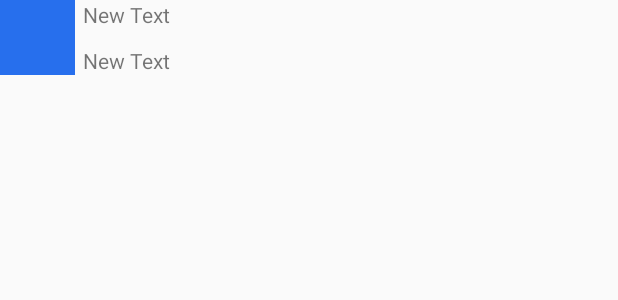
After one commit to alberto-campos/hw3-twitterAndroid, an Android app: the layout item_tweet.xml on its own in the app's theme, with its tools: preview values and no code run, on a phone screen of 412 x 824 dp. The commit adds this screen. Shown: the top 300 px of the screen. Run offline under Robolectric (Android 15) with nearby library versions, the phone set to English and light mode, and no system bars.

Commit message:
Adding ArrayAdapter

```diff
--- a/app/src/main/java/com/codepath/apps/restclienttemplate/adapters/TweetsArrayAdapter.java
+++ b/app/src/main/java/com/codepath/apps/restclienttemplate/adapters/TweetsArrayAdapter.java
@@ -1,9 +1,17 @@
 package com.codepath.apps.restclienttemplate.adapters;
 
 import android.content.Context;
+import android.media.Image;
+import android.view.LayoutInflater;
+import android.view.View;
+import android.view.ViewGroup;
 import android.widget.ArrayAdapter;
+import android.widget.ImageView;
+import android.widget.TextView;
 
+import com.codepath.apps.restclienttemplate.R;
 import com.codepath.apps.restclienttemplate.models.Tweet;
+import com.squareup.picasso.Picasso;
 
 import java.util.List;
 
@@ -15,4 +23,26 @@ public class TweetsArrayAdapter extends ArrayAdapter<Tweet> {
 
     // Overide and use our custom template.
 
+
+    // Apply ViewHOlder Patter to all adapters It's faster
+
+
+    @Override
+    public View getView(int position, View convertView, ViewGroup parent) {
+        Tweet tweet = getItem(position);
+
+        if(convertView == null) {
+            convertView = LayoutInflater.from(getContext()).inflate(R.layout.item_tweet, parent, false);
+        }
+        ImageView ivProfileImage = (ImageView) convertView.findViewById(R.id.ivProfileImage);
+        TextView tvUserName = (TextView) convertView.findViewById(R.id.tvUserName);
+        TextView tvBody = (TextView) convertView.findViewById(R.id.tvBody);
+
+        tvUserName.setText(tweet.getUser().getScreenName());
+        tvBody.setText(tweet.getBody());
+        ivProfileImage.setImageResource(android.R.color.transparent);
+        Picasso.with(getContext()).load(tweet.getUser().getProfileImageUrl()).into(ivProfileImage);
+
+        return  convertView;
+    }
 }
--- /dev/null
+++ b/app/src/main/res/layout/item_tweet.xml
@@ -0,0 +1,33 @@
+<?xml version="1.0" encoding="utf-8"?>
+<RelativeLayout xmlns:android="http://schemas.android.com/apk/res/android"
+    android:layout_width="match_parent" android:layout_height="match_parent">
+
+    <ImageView
+        android:layout_width="50dp"
+        android:layout_height="50dp"
+        android:id="@+id/ivProfileImage"
+        android:layout_alignParentTop="true"
+        android:layout_alignParentLeft="true"
+        android:layout_alignParentStart="true"
+        android:background="#276fed"
+        android:padding="10dp"
+        android:layout_marginRight="5dp" />
+
+    <TextView
+        android:layout_width="wrap_content"
+        android:layout_height="wrap_content"
+        android:text="New Text"
+        android:id="@+id/tvUserName"
+        android:layout_alignParentTop="true"
+        android:layout_toRightOf="@+id/ivProfileImage"
+        android:layout_toEndOf="@+id/ivProfileImage" />
+
+    <TextView
+        android:layout_width="wrap_content"
+        android:layout_height="wrap_content"
+        android:text="New Text"
+        android:id="@+id/tvBody"
+        android:layout_alignBottom="@+id/ivProfileImage"
+        android:layout_toRightOf="@+id/ivProfileImage"
+        android:layout_toEndOf="@+id/ivProfileImage" />
+</RelativeLayout>
```
